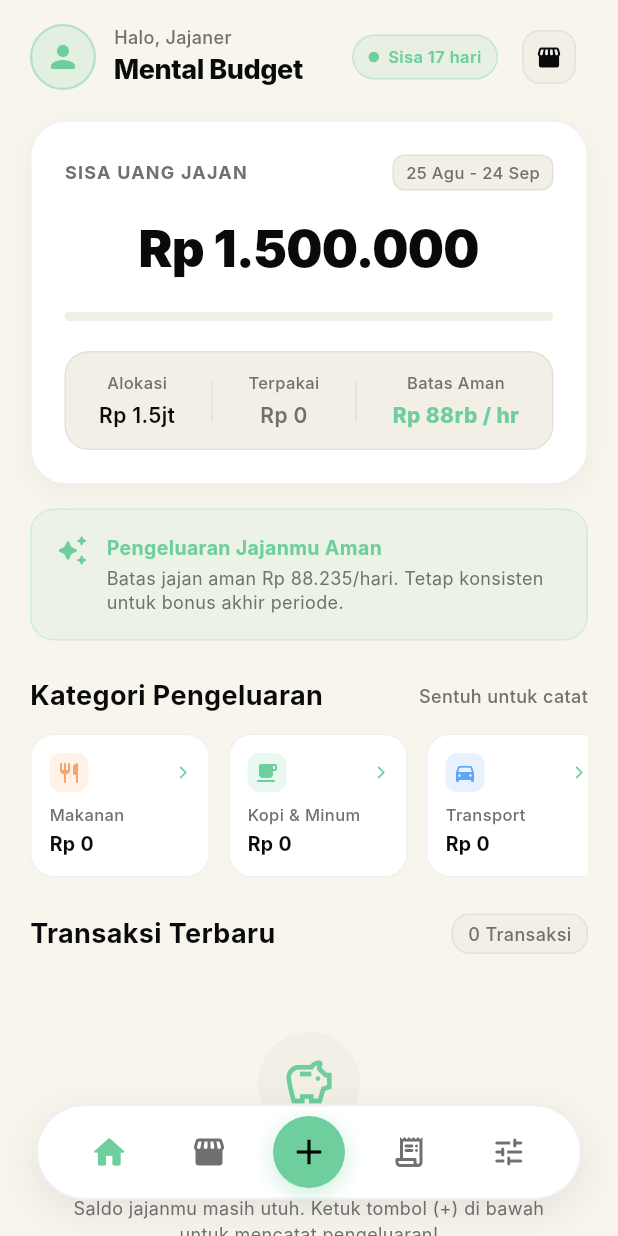
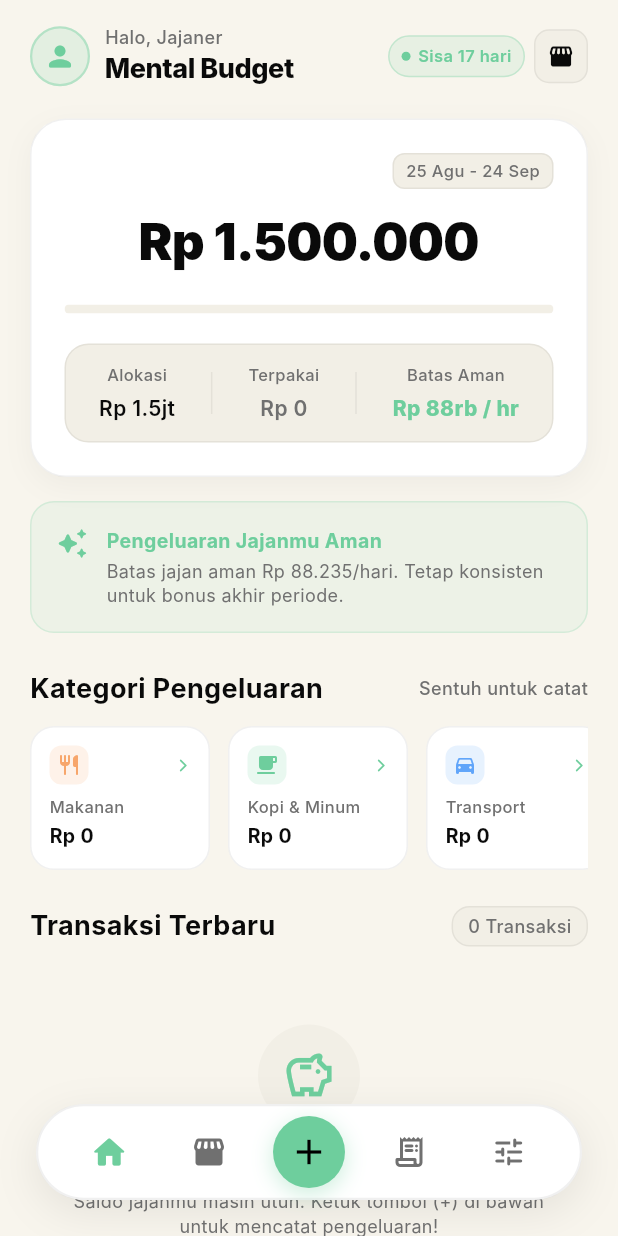
Before and after one commit to HelloRayy/expense-tracker, a Flutter app: the screen it shows after launch, on a phone screen of 412 x 824 dp. Run offline on Flutter 3.47's test engine with Material 3 defaults, Android fonts, the phone set to English and light mode, and no system bars; our stand-ins replace shared_preferences, sqflite; accounts and stored records are empty; Roboto replaces fonts that are missing (Inter).

Commit message:
fix(dashboard): remove SISA UANG JAJAN label and fix header row overflow on narrow screens

```diff
--- a/lib/features/dashboard/dashboard_screen.dart
+++ b/lib/features/dashboard/dashboard_screen.dart
@@ -240,23 +240,26 @@ class _DashboardScreenState extends State<DashboardScreen> with WidgetsBindingOb
     return Row(
       mainAxisAlignment: MainAxisAlignment.spaceBetween,
       children: [
-        // User Profile & Greeting
-        Row(
+        // User Profile & Greeting (Expanded to prevent overflow)
+        Expanded(
+          child: Row(
             children: [
               Container(
-              width: 44,
-              height: 44,
+                width: 40,
+                height: 40,
                 decoration: BoxDecoration(
                   shape: BoxShape.circle,
                   color: PirschColors.mintGreen.withValues(alpha: 0.15),
                   border: Border.all(color: PirschColors.mintGreen.withValues(alpha: 0.4), width: 1.5),
                 ),
                 alignment: Alignment.center,
-              child: const Icon(Icons.person_rounded, color: PirschColors.mintGreen, size: 24),
+                child: const Icon(Icons.person_rounded, color: PirschColors.mintGreen, size: 22),
               ),
-            const SizedBox(width: 12),
-            Column(
+              const SizedBox(width: 10),
+              Expanded(
+                child: Column(
                   crossAxisAlignment: CrossAxisAlignment.start,
+                  mainAxisSize: MainAxisSize.min,
                   children: [
                     Text(
                       'Halo, Jajaner',
@@ -265,6 +268,8 @@ class _DashboardScreenState extends State<DashboardScreen> with WidgetsBindingOb
                         fontSize: 12,
                         fontWeight: FontWeight.w500,
                       ),
+                      maxLines: 1,
+                      overflow: TextOverflow.ellipsis,
                     ),
                     Text(
                       'Mental Budget',
@@ -274,18 +279,24 @@ class _DashboardScreenState extends State<DashboardScreen> with WidgetsBindingOb
                         fontWeight: FontWeight.w800,
                         letterSpacing: -0.3,
                       ),
+                      maxLines: 1,
+                      overflow: TextOverflow.ellipsis,
                     ),
                   ],
                 ),
+              ),
             ],
           ),
+        ),
+        const SizedBox(width: 8),
 
         // Live Status Pill & Quick Action Icons
         Row(
+          mainAxisSize: MainAxisSize.min,
           children: [
             // Glowing Mint Dot Status Pill (Pirsch Live Indicator)
             Container(
-              padding: const EdgeInsets.symmetric(horizontal: 10, vertical: 6),
+              padding: const EdgeInsets.symmetric(horizontal: 8, vertical: 5),
               decoration: BoxDecoration(
                 color: PirschColors.mintGreen.withValues(alpha: 0.12),
                 borderRadius: BorderRadius.circular(20),
@@ -295,14 +306,14 @@ class _DashboardScreenState extends State<DashboardScreen> with WidgetsBindingOb
                 mainAxisSize: MainAxisSize.min,
                 children: [
                   Container(
-                    width: 7,
-                    height: 7,
+                    width: 6,
+                    height: 6,
                     decoration: const BoxDecoration(
                       shape: BoxShape.circle,
                       color: PirschColors.mintGreen,
                     ),
                   ),
-                  const SizedBox(width: 6),
+                  const SizedBox(width: 5),
                   Text(
                     'Sisa $daysLeft hari',
                     style: const TextStyle(
@@ -314,28 +325,32 @@ class _DashboardScreenState extends State<DashboardScreen> with WidgetsBindingOb
                 ],
               ),
             ),
-            const SizedBox(width: 8),
+            const SizedBox(width: 6),
 
             // Shopee Watcher Button
-            IconButton(
-              tooltip: 'ShopeePay & Notifikasi',
-              visualDensity: VisualDensity.compact,
-              icon: Container(
-                padding: const EdgeInsets.all(8),
-                decoration: BoxDecoration(
-                  color: elevatedColor,
-                  borderRadius: BorderRadius.circular(12),
-                  border: Border.all(color: borderColor),
-                ),
-                child: Icon(Icons.storefront_rounded, color: textPrimary, size: 18),
-              ),
-              onPressed: () {
+            Material(
+              color: Colors.transparent,
+              child: InkWell(
+                onTap: () {
                   Navigator.of(context).push(
                     MaterialPageRoute(
                       builder: (_) => ShopeeSettingsScreen(repository: widget.repository),
                     ),
                   );
                 },
+                borderRadius: BorderRadius.circular(10),
+                child: Container(
+                  width: 36,
+                  height: 36,
+                  decoration: BoxDecoration(
+                    color: elevatedColor,
+                    borderRadius: BorderRadius.circular(10),
+                    border: Border.all(color: borderColor),
+                  ),
+                  alignment: Alignment.center,
+                  child: Icon(Icons.storefront_rounded, color: textPrimary, size: 18),
+                ),
+              ),
             ),
           ],
         ),
@@ -379,21 +394,11 @@ class _DashboardScreenState extends State<DashboardScreen> with WidgetsBindingOb
       child: Column(
         crossAxisAlignment: CrossAxisAlignment.center,
         children: [
-          // Subheader & Period Label
-          Row(
-            mainAxisAlignment: MainAxisAlignment.spaceBetween,
-            children: [
-              Text(
-                'SISA UANG JAJAN',
-                style: TextStyle(
-                  color: textSecondary,
-                  fontSize: 12,
-                  fontWeight: FontWeight.w700,
-                  letterSpacing: 0.8,
-                ),
-              ),
-              if (formattedPeriod.isNotEmpty)
-                Container(
+          // Period Badge
+          if (formattedPeriod.isNotEmpty) ...[
+            Align(
+              alignment: Alignment.centerRight,
+              child: Container(
                 padding: const EdgeInsets.symmetric(horizontal: 8, vertical: 3),
                 decoration: BoxDecoration(
                   color: elevatedColor,
@@ -409,9 +414,9 @@ class _DashboardScreenState extends State<DashboardScreen> with WidgetsBindingOb
                   ),
                 ),
               ),
+            ),
+            const SizedBox(height: 10),
           ],
-          ),
-          const SizedBox(height: 14),
 
           // Main Hero Nominal
           Text(
```
Also changed, not shown: 1 other file. Lines whose indentation alone changed are shown as unchanged.
